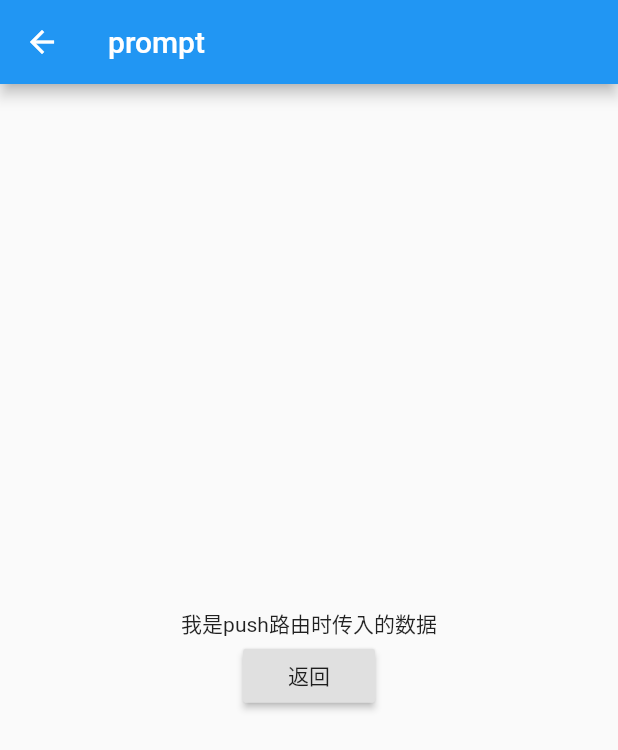
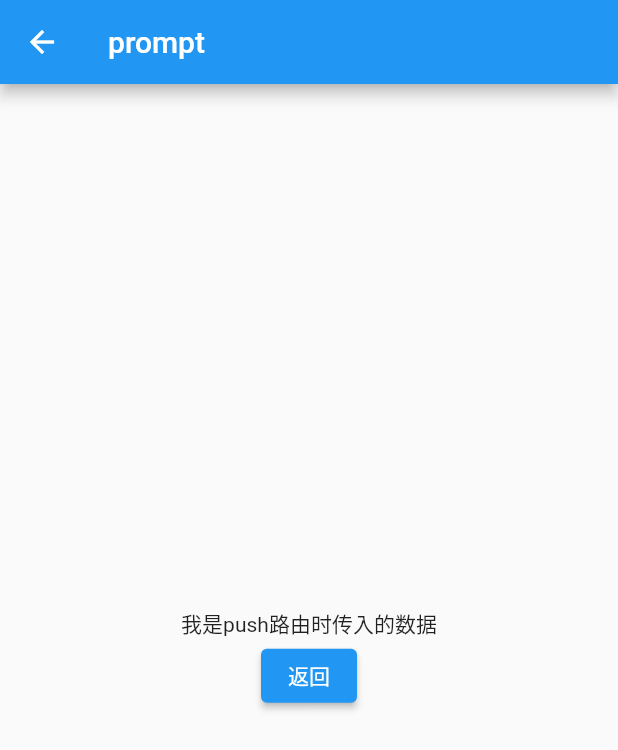
Before and after one commit to HiJingan/debut_flutter, a Flutter app: the RouteManagement screen opened directly, after a tap on "非命名的路由传参", on a phone screen of 412 x 824 dp. Shown: the top 750 px of the screen. Run offline on Flutter 3.47's test engine with Material 2 defaults, Android fonts, the phone set to English and light mode, and no system bars.

Commit message:
feat(upgrade): 升级flutter2后,更新相关的按钮Widget

```diff
--- a/lib/chapter_02/2.2_route_management/route_management.dart
+++ b/lib/chapter_02/2.2_route_management/route_management.dart
@@ -23,9 +23,10 @@ class _RouteManagementState extends State<RouteManagement> {
               style: TextStyle(fontSize: 24),
             ),
             // 跳转到新路由页面按钮
-            FlatButton(
+            TextButton(
               child: Text('打开新页面'),
-              textColor: Colors.blue,
+              style: ButtonStyle(
+                  foregroundColor: MaterialStateProperty.all(Colors.orange)),
               onPressed: () {
                 Navigator.push(
                     context,
@@ -35,10 +36,8 @@ class _RouteManagementState extends State<RouteManagement> {
               },
             ),
             // 非命名路由的传值
-            FlatButton(
-                child: Text('非命名的路由传参'),
-                textColor: Colors.green,
-                onPressed: _jumpToNewPageWithParams)
+            TextButton(
+                child: Text('非命名的路由传参'), onPressed: _jumpToNewPageWithParams)
           ])),
     );
   }
--- a/lib/chapter_02/2.2_route_management/tip_route.dart
+++ b/lib/chapter_02/2.2_route_management/tip_route.dart
@@ -14,7 +14,7 @@ class TipRoute extends StatelessWidget {
               mainAxisAlignment: MainAxisAlignment.center,
           children: <Widget>[
             Text(text),
-            RaisedButton(
+            ElevatedButton(
               onPressed: () => Navigator.pop(context, '我是pop路由时返回的数据'),
               child: Text('返回'),
             )
--- a/lib/chapter_03/3.7_form/textfield_demo.dart
+++ b/lib/chapter_03/3.7_form/textfield_demo.dart
@@ -72,7 +72,7 @@ class _TextfieldDemoState extends State<TextfieldDemo> {
             Builder(
                 builder: (ctx) => (Column(
                       children: <Widget>[
-                        RaisedButton(
+                        ElevatedButton(
                           onPressed: () {
                             // 将焦点从第一个移动到第二个
                             // 第一种写法
@@ -85,7 +85,7 @@ class _TextfieldDemoState extends State<TextfieldDemo> {
                           },
                           child: Text('移动焦点到密码框'),
                         ),
-                        FlatButton(
+                        TextButton(
                             onPressed: () {
                               focusNode1.unfocus();
                               focusNode2.unfocus();
--- a/lib/main.dart
+++ b/lib/main.dart
@@ -34,7 +34,7 @@ class MyApp extends StatelessWidget {
         primarySwatch: Colors.blue,
         visualDensity: VisualDensity.adaptivePlatformDensity,
       ),
-      home: _renderSpecifiedHome('chapter_3.8'),
+      home: _renderSpecifiedHome('chapter_3.4'),
       // 注册路由表
       // routes: {'/': (context) => _renderSpecifiedHome('chapter_3.3')},
     );
```
Also changed, not shown: lib/chapter_03/3.4_button/button_demo.dart (+20 -13 lines), lib/chapter_03/3.7_form/form_demo.dart (+5 -4 lines), 1 other file.
